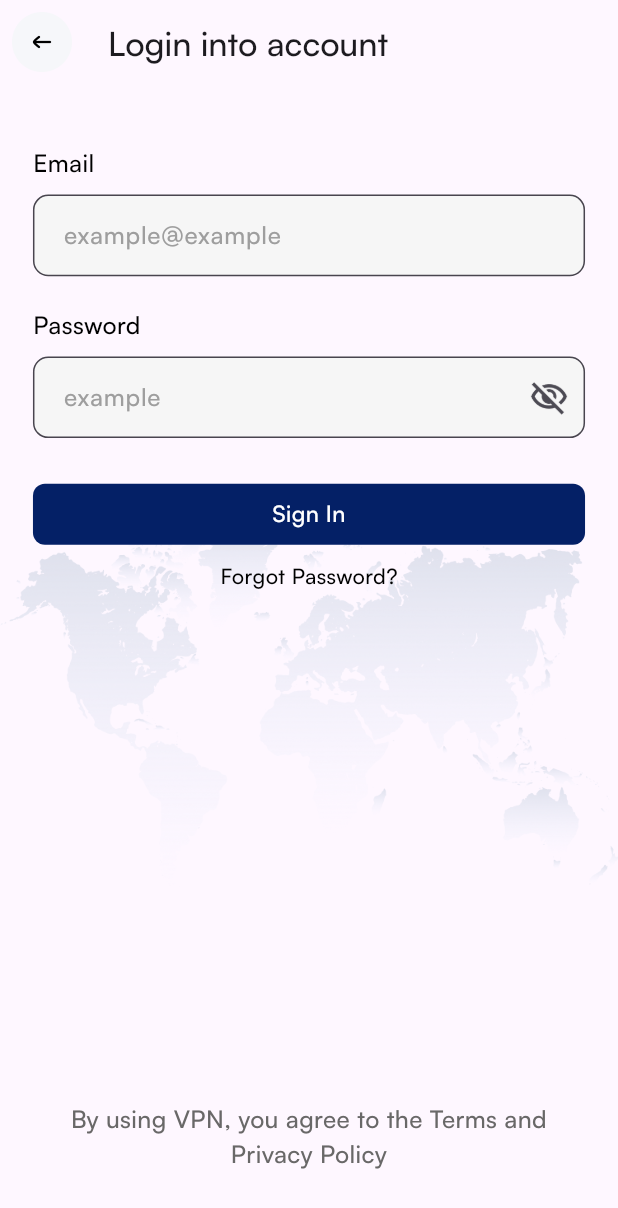
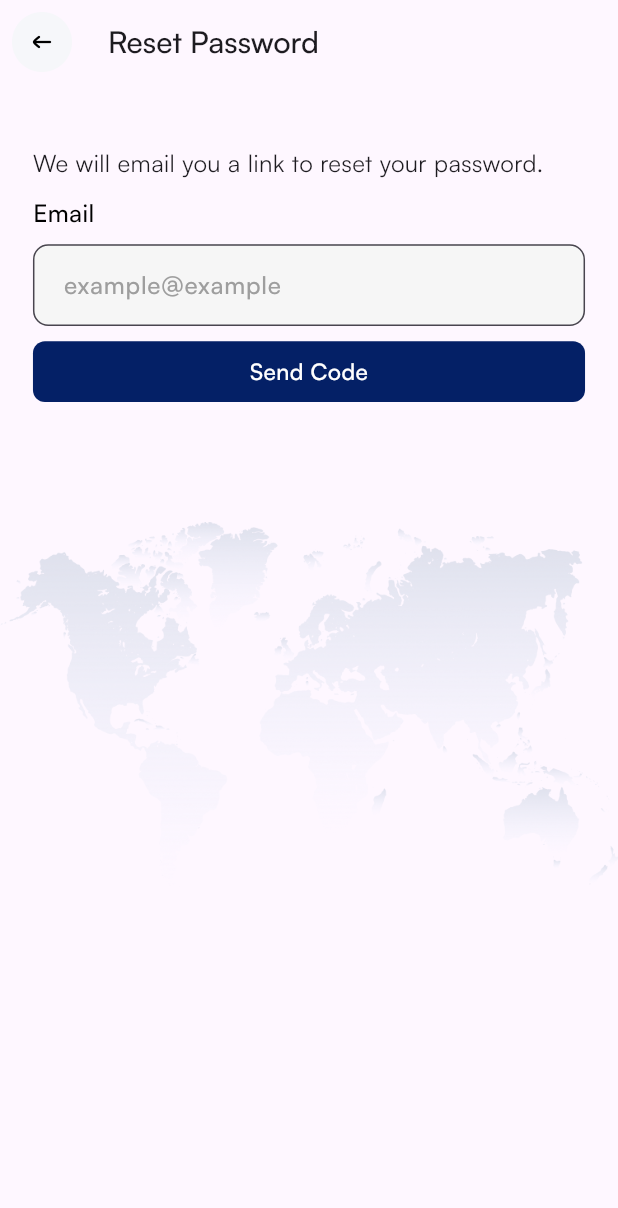
Before and after one commit to MuqadisaEjaz/VPN, a Flutter app: the screen it shows after launch, after a tap on "Sign In", after a tap on "Forgot Password?", on a phone screen of 412 x 824 dp. Shown: the top 1208 px of the screen. Run offline on Flutter 3.47's test engine with Material 3 defaults, Android fonts, the light colour scheme and no system bars; our stand-ins replace flutter_screenutil.

Commit message:
reset password

```diff
--- a/lib/const/app_colors.dart
+++ b/lib/const/app_colors.dart
@@ -9,4 +9,5 @@ class AppColor {
   static const textColor = Color(0xff8391A1);
   static const greyColor = Color(0xffEEEEEE);
   static const purpleColor = Color(0xFF515DB4);
+  static const disabledColor = Color(0xFFDBD6CE);
 }
--- /dev/null
+++ b/lib/providers/otp_provider.dart
@@ -0,0 +1,56 @@
+import 'package:flutter/material.dart';
+import 'package:flutter/foundation.dart';
+
+class OTPProvider with ChangeNotifier {
+  List<String> _otp = List.filled(4, '');
+  bool _isVerifying = false;
+  int _timer = 45;
+  bool _isLoading = false;
+
+  List<String> get otp => _otp;
+  bool get isVerifying => _isVerifying;
+  int get timer => _timer;
+  bool get isButtonEnabled => _otp.every((digit) => digit.isNotEmpty);
+  bool get isLoading => _isLoading;
+
+  OTPProvider() {
+    _startTimer();
+  }
+  void setOTP(int index, String value) {
+    _otp[index] = value;
+    notifyListeners();
+  }
+
+  void verifyOTP() async {
+    // Add your OTP verification logic here
+  }
+
+  void resendCode() {
+    _timer = 45;
+    _startTimer();
+    notifyListeners();
+  }
+
+  void _startTimer() {
+    Future.delayed(Duration(seconds: 1), () {
+      if (_timer > 0) {
+        _timer--;
+        notifyListeners();
+        _startTimer();
+      } else {
+        notifyListeners();
+      }
+    });
+  }
+
+  void setLoading(bool value) {
+    _isLoading = value;
+    notifyListeners();
+  }
+
+  @override
+  void dispose() {
+    // Clean up resources here
+    super.dispose();
+  }
+}
--- /dev/null
+++ b/lib/providers/resetpassword_provider.dart
@@ -0,0 +1,3 @@
+import 'package:flutter/material.dart';
+
+class ResetPasswordProvider with ChangeNotifier {}
--- a/lib/routes/app-routes.dart
+++ b/lib/routes/app-routes.dart
@@ -2,7 +2,10 @@ import 'package:flutter/material.dart';
 import 'package:starxvpn_lightmode/view/Login/login_screen.dart';
 import 'package:starxvpn_lightmode/view/Onboarding/onboarding_screen.dart';
 import 'package:starxvpn_lightmode/view/Onboarding/onboarding4.dart';
+import 'package:starxvpn_lightmode/view/ResetPassword/newpassword_screen.dart';
+import 'package:starxvpn_lightmode/view/ResetPassword/reset_password.dart';
 import 'package:starxvpn_lightmode/view/SignUp/signup_screen.dart';
+import 'package:starxvpn_lightmode/view/ResetPassword/otp_screen.dart';
 
 class AppRoutes {
   static Route<dynamic> generateRoute(RouteSettings settings) {
@@ -15,7 +18,12 @@ class AppRoutes {
         return MaterialPageRoute(builder: (_) => LoginScreen());
       case '/signup':
         return MaterialPageRoute(builder: (_) => SignupScreen());
-
+      case '/resetpassword':
+        return MaterialPageRoute(builder: (_) => ResetPasswordScreen());
+      case '/otpverification':
+        return MaterialPageRoute(builder: (_) => OtpScreen());
+      case '/setnewpassword':
+        return MaterialPageRoute(builder: (_) => NewPasswordScreen());
       default:
         return MaterialPageRoute(
           builder: (_) => Scaffold(
--- a/lib/view/Login/login_screen.dart
+++ b/lib/view/Login/login_screen.dart
@@ -284,7 +284,8 @@ class LoginScreen extends StatelessWidget {
                               Center(
                                 child: GestureDetector(
                                   onTap: () {
-                                    print('Forgot Password pressed');
+                                    Navigator.pushReplacementNamed(
+                                        context, '/resetpassword');
                                   },
                                   child: Text(
                                     'Forgot Password?',
--- /dev/null
+++ b/lib/view/ResetPassword/reset_password.dart
@@ -0,0 +1,106 @@
+import 'package:flutter/material.dart';
+import 'package:flutter_screenutil/flutter_screenutil.dart';
+import 'package:starxvpn_lightmode/providers/otp_provider.dart';
+import 'package:provider/provider.dart';
+import 'package:starxvpn_lightmode/widgets/custom_text_fields.dart';
+import 'package:starxvpn_lightmode/widgets/my_button.dart';
+
+class ResetPasswordScreen extends StatefulWidget {
+  @override
+  ResetPasswordScreenState createState() => ResetPasswordScreenState();
+}
+
+class ResetPasswordScreenState extends State<ResetPasswordScreen> {
+  @override
+  Widget build(BuildContext context) {
+    return ChangeNotifierProvider<OTPProvider>(
+        create: (_) => OTPProvider(),
+        child: SafeArea(
+            child: Scaffold(
+          appBar: AppBar(
+            leading: IconButton(
+              icon: Image.asset(
+                'assets/StarX Vpn Light Mode/Back Button/Back Button.png',
+                height: 60.h,
+                width: 60.w,
+              ),
+              onPressed: () {
+                Navigator.pushReplacementNamed(context, '/login');
+              },
+            ),
+            title: Text(
+              'Reset Password',
+              style: TextStyle(fontFamily: 'Satoshi', fontSize: 20),
+            ),
+            backgroundColor: Colors.transparent,
+            elevation: 0,
+          ),
+          body: SingleChildScrollView(
+            child: Container(
+                height: MediaQuery.of(context).size.height -
+                    kToolbarHeight -
+                    MediaQuery.of(context).padding.top,
+                child: Stack(
+                  children: [
+                    Positioned.fill(
+                      top: kToolbarHeight + 5.h,
+                      child: Center(
+                        child: Image.asset(
+                          'assets/StarX Vpn Light Mode/Map Illustration/Group.png',
+                          fit: BoxFit.cover,
+                        ),
+                      ),
+                    ),
+                    Positioned.fill(
+                      child: Column(
+                        children: [
+                          Padding(
+                            padding: EdgeInsets.symmetric(
+                                horizontal: 20.w, vertical: 40.h),
+                            child: Column(
+                              crossAxisAlignment: CrossAxisAlignment.start,
+                              children: [
+                                Text(
+                                  'We will email you a link to reset your password.',
+                                  textAlign: TextAlign.center,
+                                  style: TextStyle(
+                                      fontFamily: 'SatoshiRegular',
+                                      fontSize: 16),
+                                ),
+                                SizedBox(height: 10.h),
+                                Text(
+                                  'Email',
+                                  style: TextStyle(
+                                    fontFamily: 'Satoshi',
+                                    fontSize: 16.sp,
+                                    color: Colors.black,
+                                  ),
+                                ),
+                                SizedBox(height: 10.h),
+                                CustomTextField(
+                                  hint: 'example@example',
+                                  controller: null,
+                                  suffixIcon: null,
+                                ),
+                                SizedBox(height: 10.h),
+                                MyButton(
+                                  text: 'Send Code',
+                                  onTap: () {
+                                    Navigator.pushReplacementNamed(
+                                        context, '/otpverification');
+                                  },
+                                  isPrimary: true,
+                                  width: double.infinity,
+                                ),
+                              ],
+                            ),
+                          ),
+                        ],
+                      ),
+                    ),
+                  ],
+                )),
+          ),
+        )));
+  }
+}
--- a/lib/widgets/my_button.dart
+++ b/lib/widgets/my_button.dart
@@ -67,6 +67,7 @@ class MyButton extends StatelessWidget {
   final bool isPrimary;
   final double width;
   final bool isLoading;
+  final bool isEnabled;
 
   const MyButton({
     super.key,
@@ -77,6 +78,7 @@ class MyButton extends StatelessWidget {
     required this.width,
     this.isPrimary = true,
     this.isLoading = false,
+    this.isEnabled = true,
   });
 
   @override
@@ -87,7 +89,9 @@ class MyButton extends StatelessWidget {
         width: width.w,
         height: height ?? 40.h,
         decoration: BoxDecoration(
-          color: isPrimary ? AppColor.blueColor : AppColor.whiteColor,
+          color: isPrimary && isEnabled
+              ? AppColor.blueColor
+              : AppColor.disabledColor,
           border: isPrimary
               ? null
               : Border.all(color: AppColor.blueColor, width: 2),
```
Also changed, not shown: lib/providers/newpassword_provider.dart (added, +53 -0 lines), lib/view/ResetPassword/newpassword_screen.dart (added, +215 -0 lines), lib/view/ResetPassword/otp_screen.dart (added, +249 -0 lines), lib/view/SignUp/signup_screen.dart (+0 -7 lines), pubspec.yaml (+9 -0 lines), assets/fonts/Satoshi-Bold.otf (added), assets/fonts/Satoshi-Regular.otf (added).
